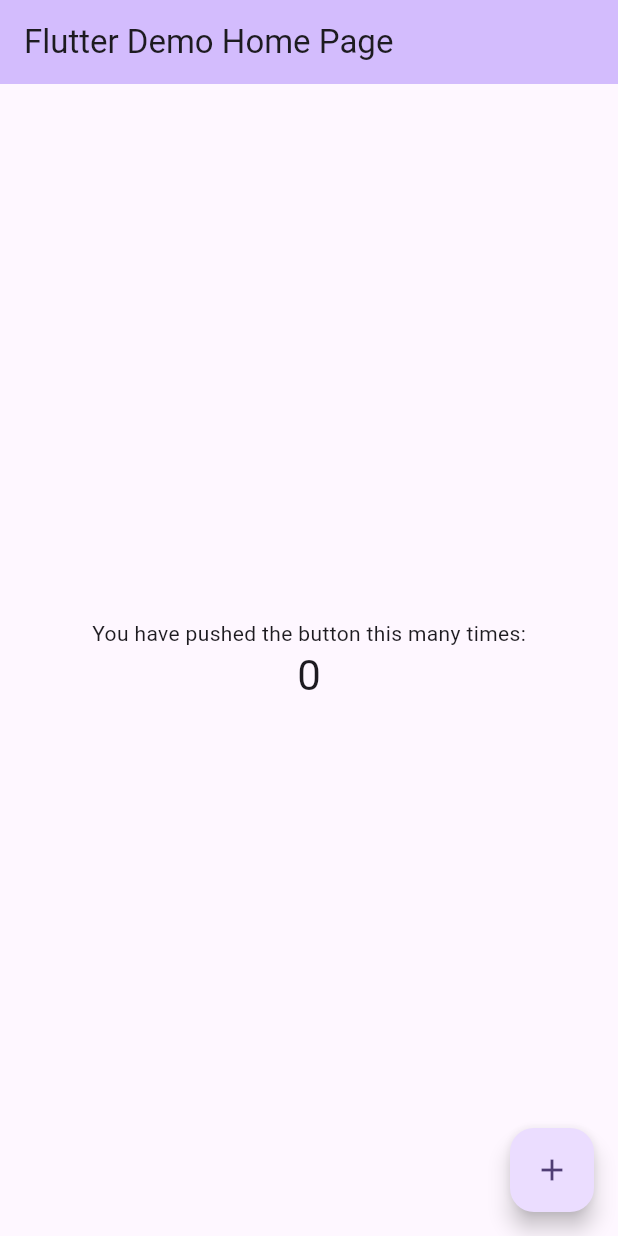
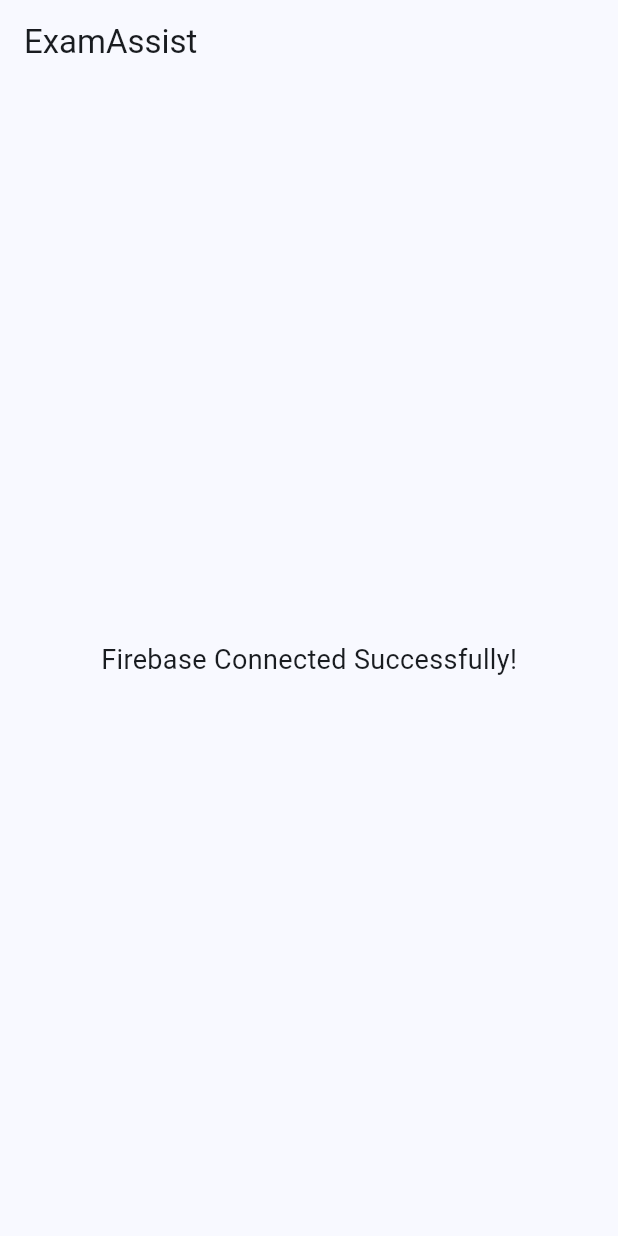
Before and after one commit to lexuanllx/ExamAssist, a Flutter app: the screen it shows after launch, on a phone screen of 412 x 824 dp. Run offline on Flutter 3.47's test engine with Material 3 defaults, Android fonts, the phone set to English and light mode, and no system bars; our stand-ins replace firebase_core; accounts and stored records are empty.

Commit message:
Configure Firebase integration

```diff
--- a/lib/main.dart
+++ b/lib/main.dart
@@ -1,121 +1,45 @@
 import 'package:flutter/material.dart';
+import 'package:firebase_core/firebase_core.dart';
 
-void main() {
+import 'firebase_options.dart';
+
+Future<void> main() async {
+  WidgetsFlutterBinding.ensureInitialized();
+
+  await Firebase.initializeApp(options: DefaultFirebaseOptions.currentPlatform);
+
   runApp(const MyApp());
 }
 
 class MyApp extends StatelessWidget {
   const MyApp({super.key});
 
-  // This widget is the root of your application.
   @override
   Widget build(BuildContext context) {
     return MaterialApp(
-      title: 'Flutter Demo',
+      title: 'ExamAssist',
+      debugShowCheckedModeBanner: false,
       theme: ThemeData(
-        // This is the theme of your application.
-        //
-        // TRY THIS: Try running your application with "flutter run". You'll see
-        // the application has a purple toolbar. Then, without quitting the app,
-        // try changing the seedColor in the colorScheme below to Colors.green
-        // and then invoke "hot reload" (save your changes or press the "hot
-        // reload" button in a Flutter-supported IDE, or press "r" if you used
-        // the command line to start the app).
-        //
-        // Notice that the counter didn't reset back to zero; the application
-        // state is not lost during the reload. To reset the state, use hot
-        // restart instead.
-        //
-        // This works for code too, not just values: Most code changes can be
-        // tested with just a hot reload.
-        colorScheme: .fromSeed(seedColor: Colors.deepPurple),
+        colorScheme: ColorScheme.fromSeed(seedColor: Colors.blue),
+        useMaterial3: true,
       ),
-      home: const MyHomePage(title: 'Flutter Demo Home Page'),
+      home: const HomePage(),
     );
   }
 }
 
-class MyHomePage extends StatefulWidget {
-  const MyHomePage({super.key, required this.title});
-
-  // This widget is the home page of your application. It is stateful, meaning
-  // that it has a State object (defined below) that contains fields that affect
-  // how it looks.
-
-  // This class is the configuration for the state. It holds the values (in this
-  // case the title) provided by the parent (in this case the App widget) and
-  // used by the build method of the State. Fields in a Widget subclass are
-  // always marked "final".
-
-  final String title;
-
-  @override
-  State<MyHomePage> createState() => _MyHomePageState();
-}
-
-class _MyHomePageState extends State<MyHomePage> {
-  int _counter = 0;
-
-  void _incrementCounter() {
-    setState(() {
-      // This call to setState tells the Flutter framework that something has
-      // changed in this State, which causes it to rerun the build method below
-      // so that the display can reflect the updated values. If we changed
-      // _counter without calling setState(), then the build method would not be
-      // called again, and so nothing would appear to happen.
-      _counter++;
-    });
-  }
+class HomePage extends StatelessWidget {
+  const HomePage({super.key});
 
   @override
   Widget build(BuildContext context) {
-    // This method is rerun every time setState is called, for instance as done
-    // by the _incrementCounter method above.
-    //
-    // The Flutter framework has been optimized to make rerunning build methods
-    // fast, so that you can just rebuild anything that needs updating rather
-    // than having to individually change instances of widgets.
     return Scaffold(
-      appBar: AppBar(
-        // TRY THIS: Try changing the color here to a specific color (to
-        // Colors.amber, perhaps?) and trigger a hot reload to see the AppBar
-        // change color while the other colors stay the same.
-        backgroundColor: Theme.of(context).colorScheme.inversePrimary,
-        // Here we take the value from the MyHomePage object that was created by
-        // the App.build method, and use it to set our appbar title.
-        title: Text(widget.title),
-      ),
-      body: Center(
-        // Center is a layout widget. It takes a single child and positions it
-        // in the middle of the parent.
-        child: Column(
-          // Column is also a layout widget. It takes a list of children and
-          // arranges them vertically. By default, it sizes itself to fit its
-          // children horizontally, and tries to be as tall as its parent.
-          //
-          // Column has various properties to control how it sizes itself and
-          // how it positions its children. Here we use mainAxisAlignment to
-          // center the children vertically; the main axis here is the vertical
-          // axis because Columns are vertical (the cross axis would be
-          // horizontal).
-          //
-          // TRY THIS: Invoke "debug painting" (choose the "Toggle Debug Paint"
-          // action in the IDE, or press "p" in the console), to see the
-          // wireframe for each widget.
-          mainAxisAlignment: .center,
-          children: [
-            const Text('You have pushed the button this many times:'),
-            Text(
-              '$_counter',
-              style: Theme.of(context).textTheme.headlineMedium,
-            ),
-          ],
+      appBar: AppBar(title: const Text('ExamAssist')),
+      body: const Center(
+        child: Text(
+          'Firebase Connected Successfully!',
+          style: TextStyle(fontSize: 18),
         ),
-      ),
-      floatingActionButton: FloatingActionButton(
-        onPressed: _incrementCounter,
-        tooltip: 'Increment',
-        child: const Icon(Icons.add),
       ),
     );
   }
--- a/pubspec.yaml
+++ b/pubspec.yaml
@@ -34,6 +34,7 @@ dependencies:
   # The following adds the Cupertino Icons font to your application.
   # Use with the CupertinoIcons class for iOS style icons.
   cupertino_icons: ^1.0.8
+  firebase_core: ^5.2.0
 
 dev_dependencies:
   flutter_test:
```
Also changed, not shown: firebase.json (added), lib/firebase_options.dart (added), pubspec.lock, 6 other files.
